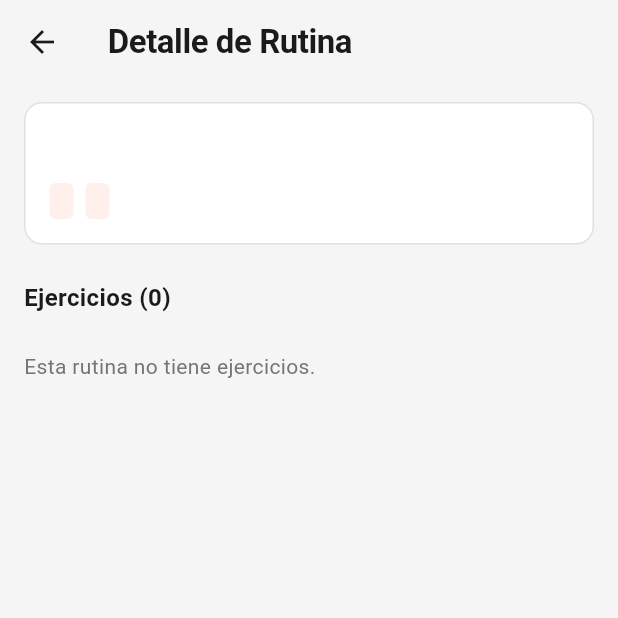
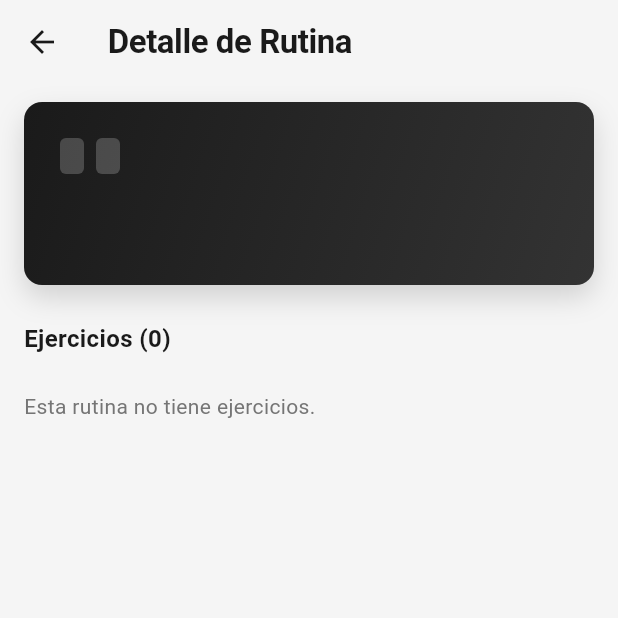
Before and after one commit to dsalazar444/Athletica, a Flutter app: the RoutineDetailScreen screen opened directly with empty values, on a phone screen of 412 x 824 dp, the top half of it. Run offline on Flutter 3.47's test engine with Material 3 defaults, Android fonts, the phone set to English and light mode, and no system bars; network calls fail.

Commit message:
refactor: optimize user interface (UI) for routine detail

```diff
--- a/frontend/lib/views/routine/routine_detail_screen.dart
+++ b/frontend/lib/views/routine/routine_detail_screen.dart
@@ -45,37 +45,49 @@ class RoutineDetailScreen extends StatelessWidget {
     return Container(
       width: double.infinity,
       decoration: BoxDecoration(
-        color: AppColors.surface,
+        gradient: LinearGradient(
+          colors: [AppColors.textPrimary, const Color(0xFF333333)],
+          begin: Alignment.topLeft,
+          end: Alignment.bottomRight,
+        ),
         borderRadius: AppRadius.card,
-        border: Border.all(color: AppColors.border),
+        boxShadow: [
+          BoxShadow(
+            color: Colors.black.withOpacity(0.15),
+            blurRadius: 15,
+            offset: const Offset(0, 8),
+          ),
+        ],
       ),
-      padding: const EdgeInsets.all(AppSpacing.lg),
+      padding: const EdgeInsets.all(AppSpacing.xxl),
       child: Column(
         crossAxisAlignment: CrossAxisAlignment.start,
         children: [
+          Row(
+            children: [
+              _buildTag(routine.category, Colors.white.withOpacity(0.2), Colors.white),
+              const SizedBox(width: AppSpacing.sm),
+              _buildTag(routine.difficulty, Colors.white.withOpacity(0.2), Colors.white),
+            ],
+          ),
+          const SizedBox(height: AppSpacing.md),
           Text(
             routine.title,
             style: const TextStyle(
-              fontSize: 20,
-              fontWeight: FontWeight.bold,
-              color: AppColors.textPrimary,
+              fontSize: 26,
+              fontWeight: FontWeight.w800,
+              color: AppColors.surface,
+              letterSpacing: -0.5,
             ),
           ),
-          const SizedBox(height: AppSpacing.sm),
-          Row(
-            children: [
-              _buildTag(routine.category),
-              const SizedBox(width: AppSpacing.sm),
-              _buildTag(routine.difficulty),
-            ],
-          ),
           if (routine.description.isNotEmpty) ...[
-            const SizedBox(height: AppSpacing.md),
+            const SizedBox(height: AppSpacing.sm),
             Text(
               routine.description,
-              style: const TextStyle(
-                fontSize: 14,
-                color: AppColors.textSecondary,
+              style: TextStyle(
+                fontSize: 15,
+                color: Colors.white.withOpacity(0.8),
+                height: 1.4,
               ),
             ),
           ],
@@ -84,16 +96,16 @@ class RoutineDetailScreen extends StatelessWidget {
     );
   }
 
-  Widget _buildTag(String text) {
+  Widget _buildTag(String text, Color bgColor, Color textColor) {
     return Container(
       padding: const EdgeInsets.symmetric(horizontal: 8, vertical: 4),
       decoration: BoxDecoration(
-        color: AppColors.tagBackground,
+        color: bgColor,
         borderRadius: BorderRadius.circular(4),
       ),
       child: Text(
         text.toUpperCase(),
-        style: AppTextStyles.tagLabel,
+        style: AppTextStyles.tagLabel.copyWith(color: textColor),
       ),
     );
   }
```
Also changed, not shown: frontend/lib/views/home/home_screen.dart (+64 -6 lines), frontend/lib/views/main_screen.dart (+16 -17 lines), frontend/lib/views/routine/routines_list_screen.dart (+109 -38 lines), 1 other file.
